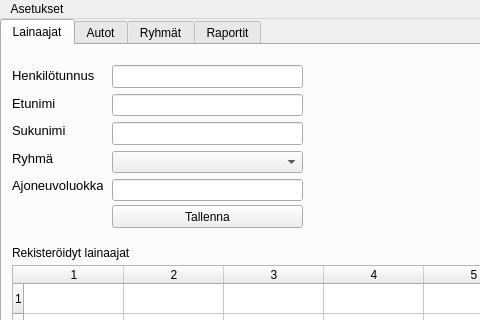
The window that administrative.ui (jannatuovinen/Autolainaus) describes before a commit, drawn with Qt 5; both pictures show x 0 to 480 and y 0 to 320 of the 800 by 600 pixel window.
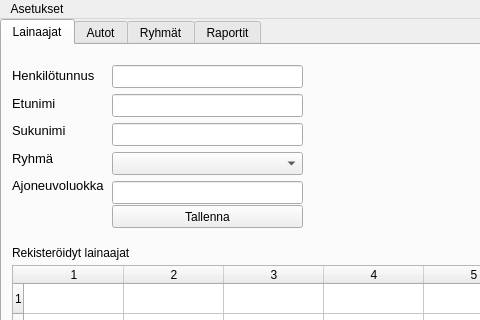
The same window after the commit. The open tabs and pages were chosen to show the change. Icons and pictures are not drawn.

What changed in the file:
```diff
--- a/administrative.ui
+++ b/administrative.ui
@@ -93,7 +93,7 @@
         <x>110</x>
         <y>20</y>
         <width>191</width>
-        <height>136</height>
+        <height>141</height>
        </rect>
       </property>
       <layout class="QVBoxLayout" name="studentInputVerticalLayout">
@@ -149,7 +149,7 @@
        <rect>
         <x>10</x>
         <y>20</y>
-        <width>91</width>
+        <width>93</width>
         <height>131</height>
        </rect>
       </property>
```
Left out of the diff: 10 changed lines with no effect on the pictures.
